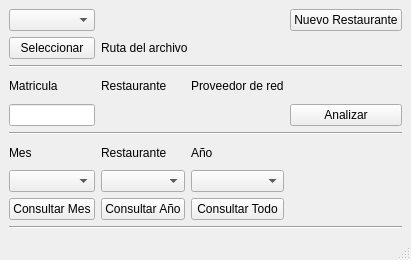
Before: the Qt Designer form plantillas/principal.ui in JhoanCarvajal/pdf, drawn with Qt 5.
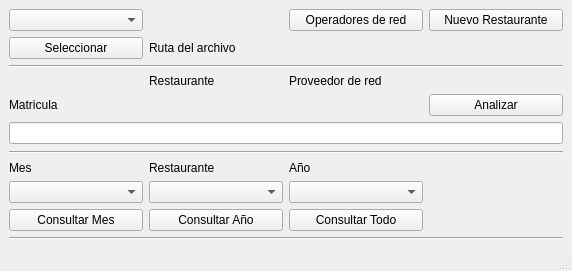
After: the same form once the commit is applied.

Commit message: cambio en el models y controlador y en la ventana del operador

```diff
--- a/plantillas/principal.ui
+++ b/plantillas/principal.ui
@@ -6,8 +6,8 @@
    <rect>
     <x>0</x>
     <y>0</y>
-    <width>376</width>
-    <height>260</height>
+    <width>572</width>
+    <height>271</height>
    </rect>
   </property>
   <property name="windowTitle">
@@ -18,152 +18,162 @@
     <item row="0" column="0">
      <layout class="QGridLayout" name="gridLayout">
       <item row="8" column="1">
+       <widget class="QLabel" name="lb_restaurante">
+        <property name="text">
+         <string>Restaurante</string>
+        </property>
+       </widget>
+      </item>
+      <item row="1" column="0">
+       <widget class="QPushButton" name="btn_seleccionar">
+        <property name="text">
+         <string>Seleccionar</string>
+        </property>
+       </widget>
+      </item>
+      <item row="3" column="2">
+       <widget class="QLabel" name="label_2">
+        <property name="text">
+         <string>Proveedor de red</string>
+        </property>
+       </widget>
+      </item>
+      <item row="0" column="3">
+       <widget class="QPushButton" name="btn_nuevo_restaurante">
+        <property name="text">
+         <string>Nuevo Restaurante</string>
+        </property>
+       </widget>
+      </item>
+      <item row="9" column="2">
+       <widget class="QComboBox" name="cb_anhos"/>
+      </item>
+      <item row="1" column="1">
+       <widget class="QLabel" name="lb_ruta">
+        <property name="text">
+         <string>Ruta del archivo</string>
+        </property>
+       </widget>
+      </item>
+      <item row="9" column="0">
+       <widget class="QComboBox" name="cb_meses"/>
+      </item>
+      <item row="0" column="2">
+       <widget class="QPushButton" name="btn_operadores">
+        <property name="text">
+         <string>Operadores de red</string>
+        </property>
+       </widget>
+      </item>
+      <item row="8" column="2">
+       <widget class="QLabel" name="lb_anho">
+        <property name="text">
+         <string>Año</string>
+        </property>
+       </widget>
+      </item>
+      <item row="4" column="1">
+       <widget class="QLabel" name="lb_nombre_restaurante">
+        <property name="text">
+         <string/>
+        </property>
+       </widget>
+      </item>
+      <item row="3" column="1">
+       <widget class="QLabel" name="label">
+        <property name="text">
+         <string>Restaurante</string>
+        </property>
+       </widget>
+      </item>
+      <item row="11" column="0" colspan="4">
+       <widget class="Line" name="line_3">
+        <property name="orientation">
+         <enum>Qt::Horizontal</enum>
+        </property>
+       </widget>
+      </item>
+      <item row="4" column="2">
+       <widget class="QLabel" name="lb_nombre_operador">
+        <property name="text">
+         <string/>
+        </property>
+       </widget>
+      </item>
+      <item row="8" column="0">
        <widget class="QLabel" name="lb_mes">
         <property name="text">
          <string>Mes</string>
         </property>
        </widget>
       </item>
-      <item row="8" column="2">
-       <widget class="QLabel" name="lb_restaurante">
+      <item row="10" column="2">
+       <widget class="QPushButton" name="btn_consultar_todo">
         <property name="text">
-         <string>Restaurante</string>
+         <string>Consultar Todo</string>
         </property>
        </widget>
       </item>
-      <item row="10" column="1">
+      <item row="10" column="0">
        <widget class="QPushButton" name="btn_consultar_mes">
         <property name="text">
          <string>Consultar Mes</string>
         </property>
        </widget>
       </item>
-      <item row="9" column="3">
-       <widget class="QComboBox" name="cb_anhos"/>
-      </item>
-      <item row="3" column="1" colspan="4">
-       <widget class="Line" name="line">
-        <property name="orientation">
-         <enum>Qt::Horizontal</enum>
-        </property>
-       </widget>
-      </item>
-      <item row="6" column="3">
-       <widget class="QLabel" name="lb_nombre_operador">
-        <property name="text">
-         <string/>
-        </property>
-       </widget>
-      </item>
-      <item row="0" column="4">
-       <widget class="QPushButton" name="btn_nuevo_restaurante">
-        <property name="text">
-         <string>Nuevo Restaurante</string>
-        </property>
-       </widget>
-      </item>
-      <item row="6" column="1">
-       <widget class="QLineEdit" name="le_matricula">
-        <property name="focusPolicy">
-         <enum>Qt::StrongFocus</enum>
-        </property>
-       </widget>
-      </item>
-      <item row="6" column="4">
+      <item row="4" column="3">
        <widget class="QPushButton" name="btn_analizar">
         <property name="text">
          <string>Analizar</string>
         </property>
        </widget>
       </item>
-      <item row="10" column="2">
+      <item row="2" column="0" colspan="4">
+       <widget class="Line" name="line">
+        <property name="orientation">
+         <enum>Qt::Horizontal</enum>
+        </property>
+       </widget>
+      </item>
+      <item row="9" column="1">
+       <widget class="QComboBox" name="cb_restaurantes"/>
+      </item>
+      <item row="10" column="1">
        <widget class="QPushButton" name="btn_consultar_anho">
         <property name="text">
          <string>Consultar Año</string>
         </property>
        </widget>
       </item>
-      <item row="5" column="1">
+      <item row="0" column="0">
+       <widget class="QComboBox" name="cb_operador"/>
+      </item>
+      <item row="6" column="0" rowspan="2" colspan="4">
+       <widget class="Line" name="line_2">
+        <property name="orientation">
+         <enum>Qt::Horizontal</enum>
+        </property>
+       </widget>
+      </item>
+      <item row="4" column="0">
        <widget class="QLabel" name="lb_matricula">
         <property name="text">
          <string>Matricula</string>
         </property>
        </widget>
       </item>
-      <item row="9" column="1">
-       <widget class="QComboBox" name="cb_meses"/>
-      </item>
-      <item row="5" column="2">
-       <widget class="QLabel" name="label">
-        <property name="text">
-         <string>Restaurante</string>
+      <item row="5" column="0" colspan="4">
+       <widget class="QLineEdit" name="le_matricula">
+        <property name="focusPolicy">
+         <enum>Qt::StrongFocus</enum>
         </property>
-       </widget>
-      </item>
-      <item row="5" column="3">
-       <widget class="QLabel" name="label_2">
-        <property name="text">
-         <string>Proveedor de red</string>
-        </property>
-       </widget>
-      </item>
-      <item row="10" column="3">
-       <widget class="QPushButton" name="btn_consultar_todo">
-        <property name="text">
-         <string>Consultar Todo</string>
-        </property>
-       </widget>
-      </item>
-      <item row="1" column="2" colspan="3">
-       <widget class="QLabel" name="lb_ruta">
-        <property name="text">
-         <string>Ruta del archivo</string>
-        </property>
-       </widget>
-      </item>
-      <item row="9" column="2">
-       <widget class="QComboBox" name="cb_restaurantes"/>
-      </item>
-      <item row="7" column="1" colspan="4">
-       <widget class="Line" name="line_2">
-        <property name="orientation">
-         <enum>Qt::Horizontal</enum>
-        </property>
-       </widget>
-      </item>
-      <item row="8" column="3">
-       <widget class="QLabel" name="lb_anho">
-        <property name="text">
-         <string>Año</string>
-        </property>
-       </widget>
-      </item>
-      <item row="6" column="2">
-       <widget class="QLabel" name="lb_nombre_restaurante">
-        <property name="text">
+        <property name="placeholderText">
          <string/>
         </property>
        </widget>
       </item>
-      <item row="0" column="1">
-       <widget class="QComboBox" name="cb_operador"/>
-      </item>
-      <item row="1" column="1">
-       <widget class="QPushButton" name="btn_seleccionar">
-        <property name="text">
-         <string>Seleccionar</string>
-        </property>
-       </widget>
-      </item>
      </layout>
     </item>
-    <item row="1" column="0">
-     <widget class="Line" name="line_3">
-      <property name="orientation">
-       <enum>Qt::Horizontal</enum>
-      </property>
-     </widget>
-    </item>
    </layout>
   </widget>
   <widget class="QMenuBar" name="menubar">
```
Left out of the diff: 18 changed lines with no effect on the pictures. The commit also changes 9 other files.
